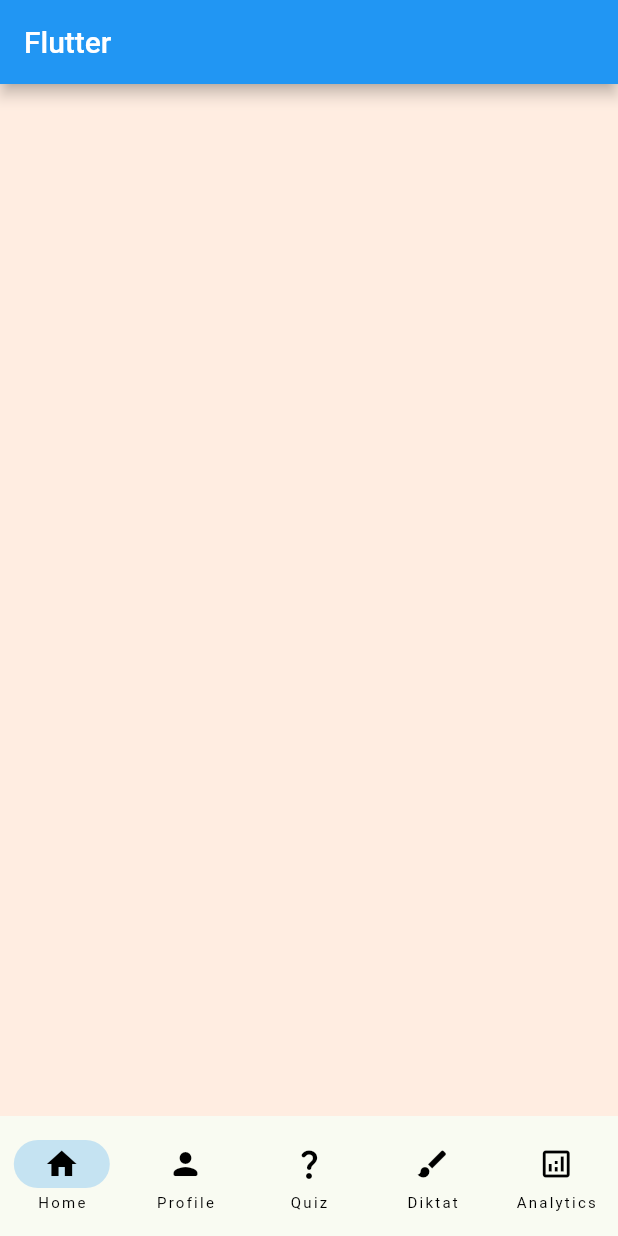
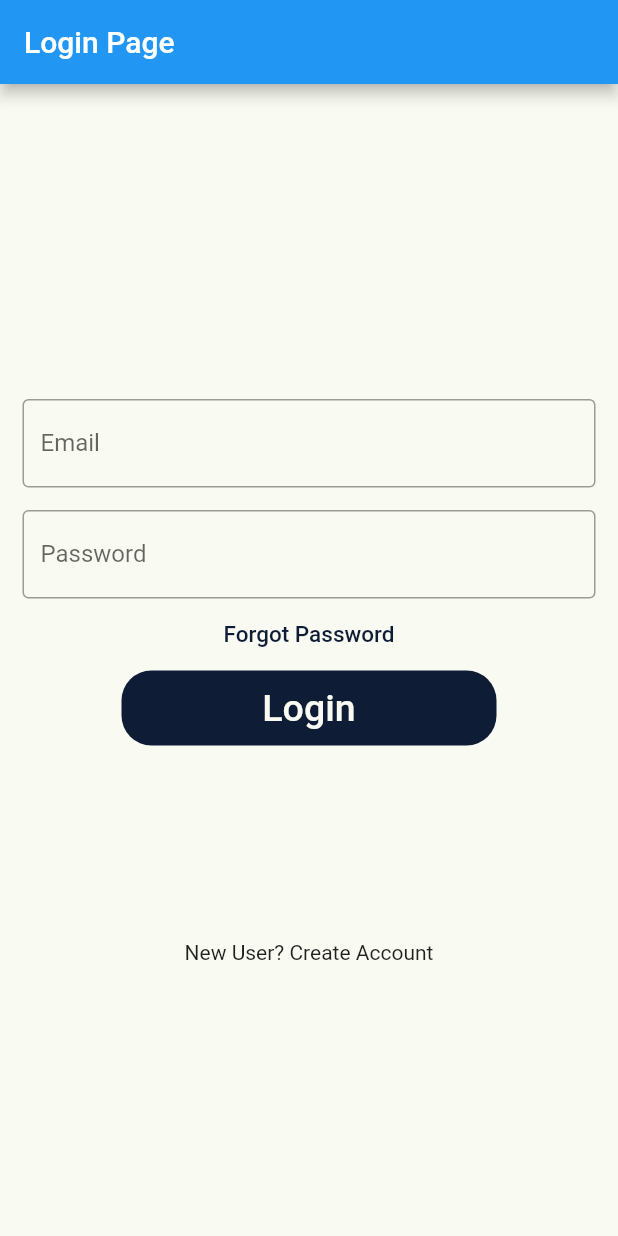
Before and after one commit to AlexBie19/DiktatApp, a Flutter app: the screen it shows after launch, on a phone screen of 412 x 824 dp. Run offline on Flutter 3.47's test engine with Material 2 defaults, Android fonts, the phone set to English and light mode, and no system bars.

Commit message:
loginscreen

```diff
--- /dev/null
+++ b/lib/login_page.dart
@@ -0,0 +1,91 @@
+import 'package:diktat_flutter_app/main.dart';
+import 'package:flutter/material.dart';
+import 'package:diktat_flutter_app/app_colors.dart';
+
+class Login extends StatefulWidget {
+  const Login({super.key});
+
+  @override
+  State<Login> createState() => _LoginState();
+}
+
+class _LoginState extends State<Login> {
+  @override
+  Widget build(BuildContext context) {
+    return Scaffold(
+      backgroundColor: ivory,
+      appBar: AppBar(
+        title: const Text("Login Page"),
+      ),
+      body: SingleChildScrollView(
+        child: Column(
+          children: <Widget>[
+            const Padding(
+              padding: EdgeInsets.only(top: 60.0),
+              child: Center(
+                child: SizedBox(
+                    width: 200,
+                    height: 150,
+                    /*decoration: BoxDecoration(
+                        color: Colors.red,
+                        borderRadius: BorderRadius.circular(50.0)),*/
+                ),
+              ),
+            ),
+            const Padding(
+              //padding: const EdgeInsets.only(left:15.0,right: 15.0,top:0,bottom: 0),
+              padding: EdgeInsets.symmetric(horizontal: 15),
+              child: TextField(
+                decoration: InputDecoration(
+                    border: OutlineInputBorder(),
+                    labelText: 'Email',
+                    hintText: 'Enter valid email id as abc@gmail.com'),
+              ),
+            ),
+            const Padding(
+              padding:
+                  EdgeInsets.only(left: 15.0, right: 15.0, top: 15, bottom: 0),
+              //padding: EdgeInsets.symmetric(horizontal: 15),
+              child: TextField(
+                obscureText: true,
+                decoration: InputDecoration(
+                    border: OutlineInputBorder(),
+                    labelText: 'Password',
+                    hintText: 'Enter secure password'),
+              ),
+            ),
+            TextButton(
+              onPressed: () {
+                // FORGOT PASSWORD SCREEN GOES HERE
+              },
+              child: const Text(
+                'Forgot Password',
+                style: TextStyle(color: Color.fromARGB(255, 14, 28, 54), fontSize: 15),
+              ),
+            ),
+            Container(
+              height: 50,
+              width: 250,
+              decoration: BoxDecoration(
+                  color: oxfordBlue, borderRadius: BorderRadius.circular(20)),
+              child: TextButton(
+                onPressed: () {
+                 Navigator.push(
+                  context, MaterialPageRoute(builder: (_) => const RootPage()));
+                },
+                child: const Text(
+                  'Login',
+                  style: TextStyle(color: Color.fromARGB(255, 249, 251, 242), fontSize: 25),
+                ),
+              ),
+            ),
+            const SizedBox(
+              height: 130,
+            ),
+            const Text('New User? Create Account')
+          ],
+        ),
+      ),
+    );
+  }
+}
--- a/lib/main.dart
+++ b/lib/main.dart
@@ -1,4 +1,6 @@
+import 'package:diktat_flutter_app/login_page.dart';
 import 'package:flutter/material.dart';
+import 'app_colors.dart';
 
 void main() {
   runApp(const MyApp());
@@ -13,10 +15,15 @@ class MyApp extends StatelessWidget {
     return MaterialApp(
       debugShowCheckedModeBanner: false,
       theme: ThemeData(primaryColor: const Color.fromARGB(255, 14, 25, 54)),
-      home: const RootPage(),
+      initialRoute: '/',
+      routes: {
+        '/':(context) => const Login(),
+        '/home':(context) => const RootPage()
+      },
     );
   }
 }
+
 
 class RootPage extends StatefulWidget {
   // Stateful widgets can refresh the App while using it
@@ -28,58 +35,84 @@ class RootPage extends StatefulWidget {
 
 class _RootPageState extends State<RootPage> {
   int currentPage = 0;
-  // Color Palette
-  Color linen = const Color.fromARGB(255, 255, 237, 225); //
-  Color ivory = const Color.fromARGB(255, 249, 251, 242); // Background
-  Color lightCyan = const Color.fromARGB(255, 215, 249, 255); // Teritary
-  Color jordyBlue = const Color.fromARGB(255, 175, 203, 255); // Secondary
-  Color oxfordBlue = const Color.fromARGB(255, 14, 28, 54); // PrimaryColor
+
+  int _selectedIndex = 0;
+  static const TextStyle optionStyle =
+      TextStyle(fontSize: 30, fontWeight: FontWeight.bold);
+  static const List<Widget> _widgetOptions = <Widget>[
+    Text(
+      'Home',
+      style: optionStyle,
+    ),
+    Text(
+      'Profile',
+      style: optionStyle,
+    ),
+    Text(
+      'Quiz',
+      style: optionStyle,
+    ),
+    Text(
+      'Diktat',
+      style: optionStyle,
+    ),
+    Text(
+      'Analytics',
+      style: optionStyle,
+    ),
+  ];
+
+void _onItemTapped(int index) {
+    setState(() {
+      _selectedIndex = index;
+    });
+  }
 
   @override
   Widget build(BuildContext context) {
     return Scaffold(
-      backgroundColor: linen,
-      appBar: HomeBar(),
+      backgroundColor: ivory,
+      body: Center(
+        child: _widgetOptions.elementAt(_selectedIndex),
+      ),
+      appBar: AppBar(),
       // Child is always needed, when you want to add something inside the widget
-      bottomNavigationBar: NavigationBar(
-        backgroundColor: ivory,
-        shadowColor: jordyBlue,
-        destinations: const [
+      bottomNavigationBar: BottomNavigationBar(
+        currentIndex: _selectedIndex,
+        unselectedItemColor: oxfordBlue,
+        selectedItemColor: Colors.amber[800],
+        onTap: _onItemTapped,
+        elevation: 10,
+        items: const <BottomNavigationBarItem>[
           // A list in Flutter need more then one Item inside it otherwise we will get an error
-          NavigationDestination(
+          BottomNavigationBarItem(
             icon: Icon(Icons.home),
             label: "Home",
+
           ),
-          NavigationDestination(
+          BottomNavigationBarItem(
             icon: Icon(Icons.person_rounded),
             label: "Profile",
           ),
-          NavigationDestination(
+          BottomNavigationBarItem(
             icon: Icon(Icons.question_mark_rounded),
             label: "Quiz",
           ),
-          NavigationDestination(
+          BottomNavigationBarItem(
             icon: Icon(Icons.brush_rounded),
             label: "Diktat",
           ),
-          NavigationDestination(
-            icon: Icon(Icons.analytics_outlined),
+          BottomNavigationBarItem(
+            icon: Icon(Icons.analytics
+            ),
             label: "Analytics",
           ),
         ],
-        onDestinationSelected: (int index) {
-          // Sets the current page index
-          setState(
-            () {
-              currentPage = index;
-            },
-          );
-        },
-        selectedIndex: currentPage,
       ),
     );
   }
 }
+
 
 class HomeBar extends StatelessWidget with PreferredSizeWidget {
   @override
```
Also changed, not shown: lib/app_colors.dart (added, +7 -0 lines).
